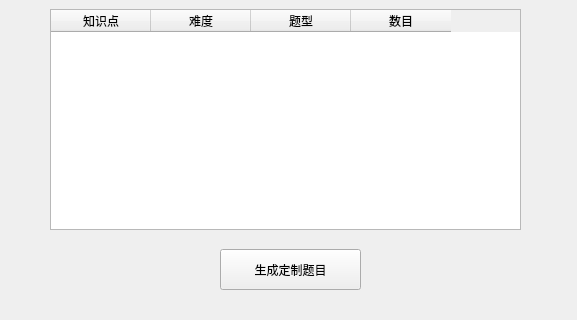
Above: tab2.ui from gcccxxxy/education_system before the change; both pictures show x 0 to 577 and y 221 to 541 of the 577 by 541 pixel window. Below: the same form after it.
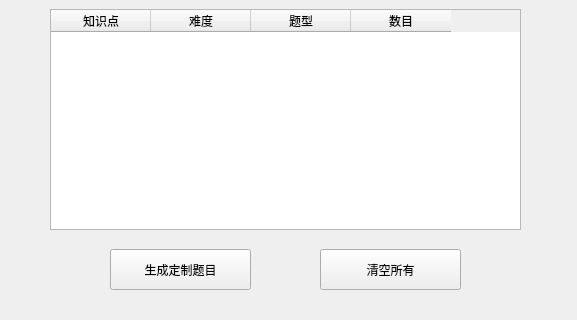
That is the form after the change.

Commit message: 自选题目生成界面，内部功能待开发

Patch:
```diff
--- a/tab2.ui
+++ b/tab2.ui
@@ -177,7 +177,7 @@
   <widget class="QPushButton" name="pushButton_2">
    <property name="geometry">
     <rect>
-     <x>220</x>
+     <x>110</x>
      <y>470</y>
      <width>141</width>
      <height>41</height>
@@ -200,6 +200,22 @@
     </rect>
    </property>
   </widget>
+  <widget class="QPushButton" name="pushButton_3">
+   <property name="geometry">
+    <rect>
+     <x>320</x>
+     <y>470</y>
+     <width>141</width>
+     <height>41</height>
+    </rect>
+   </property>
+   <property name="styleSheet">
+    <string notr="true">font: 14pt &quot;黑体&quot;;</string>
+   </property>
+   <property name="text">
+    <string>清空所有</string>
+   </property>
+  </widget>
  </widget>
  <resources/>
  <connections/>
```
The commit also changes 2 other files.
